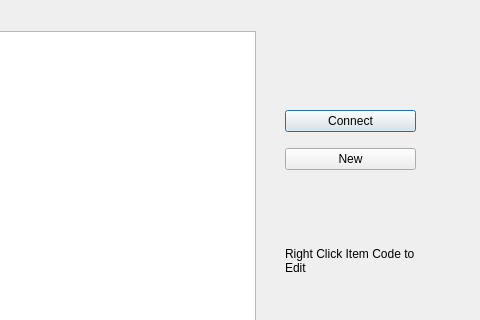
Above: resources/DbView.ui from fernardz/QT_Mongo_DB before the change; both pictures show x 225 to 705 and y 0 to 320 of the 705 by 620 pixel window. Below: the same form after it.
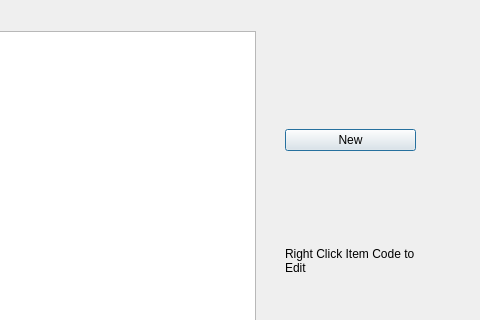
That is the form after the change.

What changed in the file:
```diff
--- a/resources/DbView.ui
+++ b/resources/DbView.ui
@@ -49,13 +49,6 @@
     </rect>
    </property>
    <layout class="QVBoxLayout" name="verticalLayout">
-    <item>
-     <widget class="QPushButton" name="connectMongo">
-      <property name="text">
-       <string>Connect</string>
-      </property>
-     </widget>
-    </item>
     <item>
      <widget class="QPushButton" name="CreateItem">
       <property name="text">
```
